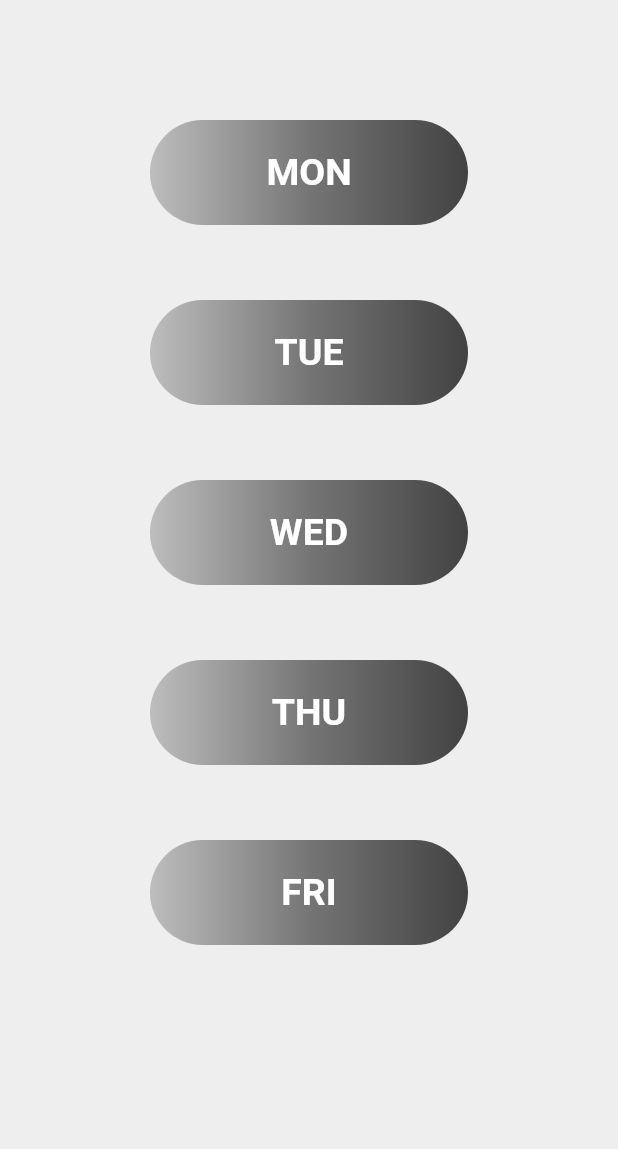
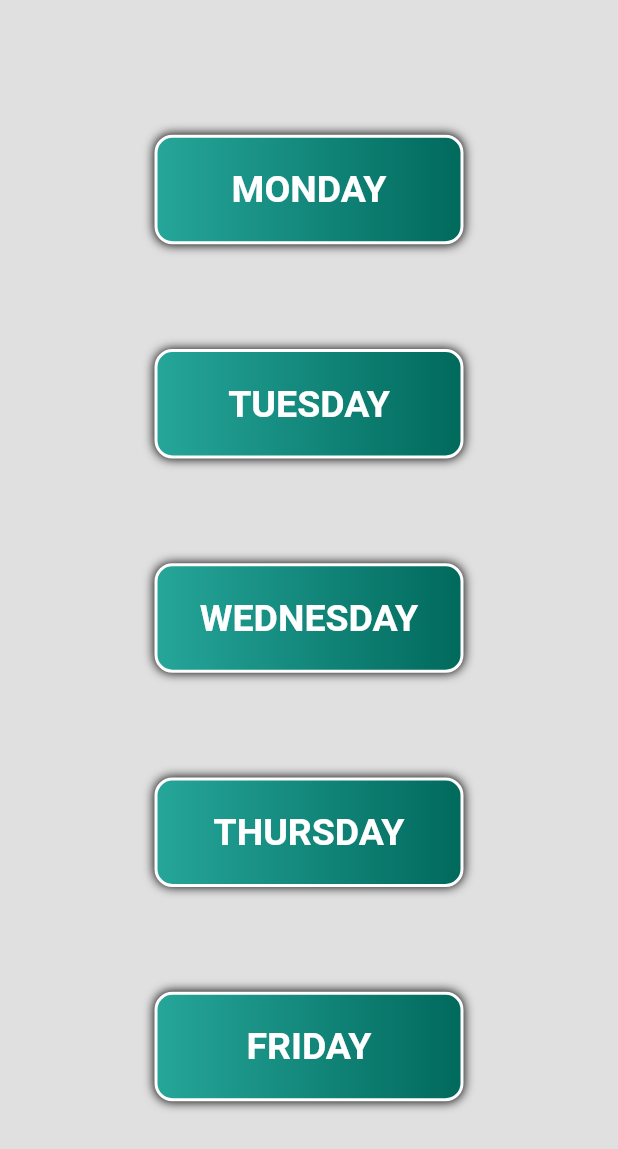
Before and after one commit to fuadmansoork/Go_To_Live, a Flutter app: the Days screen opened by its route, on a phone screen of 412 x 824 dp. Shown: the top 1149 px of the screen. Run offline on Flutter 3.47's test engine with Material 2 defaults, Android fonts, the phone set to English and light mode, and no system bars; our stand-ins replace google_fonts, sqflite, toggle_switch; accounts and stored records are empty.

Commit message:
main page modified

```diff
--- a/GoToLive/lib/Days/monday/input.dart
+++ b/GoToLive/lib/Days/monday/input.dart
@@ -29,7 +29,7 @@ class _InputFormState extends State<InputForm> {
   @override
   Widget build(BuildContext context) {
     return Scaffold(
-      //  resizeToAvoidBottomInset: false,
+      resizeToAvoidBottomInset: false,
       body: Container(
         decoration: BoxDecoration(
             gradient: new LinearGradient(
@@ -97,7 +97,8 @@ class _InputFormState extends State<InputForm> {
                                         focusedBorder: OutlineInputBorder(
                                             borderSide: BorderSide(
                                                 color: Colors.grey[700])),
-                                        labelText: "Classrom link",
+                                        labelText:
+                                            "Paste your class room link here",
                                         labelStyle: TextStyle(fontSize: 15),
                                         hintText: "https://example.com",
                                         border: OutlineInputBorder(
--- a/GoToLive/lib/Days/monday/monday.dart
+++ b/GoToLive/lib/Days/monday/monday.dart
@@ -220,8 +220,25 @@ class _MondayState extends State<Monday> {
                                             "Unable to launch URL",
                                             style: TextStyle(color: Colors.red),
                                           ),
-                                          content: Text(
-                                              "Verify that you entered a valid url"),
+                                          content: Container(
+                                            height: MediaQuery.of(context)
+                                                    .size
+                                                    .height *
+                                                0.2,
+                                            child: Column(
+                                              crossAxisAlignment:
+                                                  CrossAxisAlignment.start,
+                                              children: [
+                                                Text(
+                                                    "Verify that you entered a valid url"),
+                                                SizedBox(
+                                                  height: 10,
+                                                ),
+                                                Text(
+                                                    "Make sure that you added https:// or http:// in your url")
+                                              ],
+                                            ),
+                                          ),
                                         ),
                                       );
                                     }
--- a/GoToLive/lib/Days/monday/update.dart
+++ b/GoToLive/lib/Days/monday/update.dart
@@ -48,6 +48,7 @@ class _UpdateFormState extends State<UpdateForm> {
   @override
   Widget build(BuildContext context) {
     return Scaffold(
+      resizeToAvoidBottomInset: false,
       backgroundColor: Colors.grey,
       body: Center(
         child: Container(
@@ -85,6 +86,7 @@ class _UpdateFormState extends State<UpdateForm> {
                                     }
                                   },
                                   decoration: InputDecoration(
+                                    hintText: "Subject name",
                                     focusedBorder: OutlineInputBorder(
                                         borderSide: BorderSide(
                                             color: Colors.grey[700])),
@@ -105,6 +107,9 @@ class _UpdateFormState extends State<UpdateForm> {
                                     print(url);
                                   },
                                   decoration: InputDecoration(
+                                      hintText:
+                                          "Paste your class room link here",
+                                      hintStyle: TextStyle(fontSize: 15),
                                       focusedBorder: OutlineInputBorder(
                                           borderSide: BorderSide(
                                               color: Colors.grey[700])),
--- a/GoToLive/lib/HomePage/Days.dart
+++ b/GoToLive/lib/HomePage/Days.dart
@@ -2,27 +2,20 @@ import 'package:GoToLive/Days/monday/monday.dart';
 import 'package:flutter/material.dart';
 
 class Days extends StatelessWidget {
-  const Days({Key key}) : super(key: key);
-
   @override
   Widget build(BuildContext context) {
     return Scaffold(
-        backgroundColor: Colors.grey[200],
-        body: SingleChildScrollView(
-            child: Column(children: [
-          Column(
+      backgroundColor: Colors.grey[300],
+      body: Container(
+        padding: EdgeInsets.all(20),
+        height: MediaQuery.of(context).size.height,
+        child: Center(
+          child: Column(
+            mainAxisAlignment: MainAxisAlignment.spaceEvenly,
+            crossAxisAlignment: CrossAxisAlignment.center,
             children: [
-              Stack(children: [
-                Container(
-                  width: MediaQuery.of(context).size.width,
-                  height: MediaQuery.of(context).size.height,
-                ),
-                Wrap(
-                    alignment: WrapAlignment.end,
-                    spacing: 50,
-                    runSpacing: 50,
-                    children: [
-                      GestureDetector(
+              InkWell(
+                splashColor: Colors.red,
                 onTap: () {
                   Navigator.push(
                       context,
@@ -33,30 +26,31 @@ class Days extends StatelessWidget {
                         ),
                       ));
                 },
-                        child: Padding(
-                          padding: const EdgeInsets.only(
-                              top: 80, right: 100, left: 100),
                 child: Container(
-                              width: MediaQuery.of(context).size.width,
-                              height: 70,
+                  width: MediaQuery.of(context).size.width * 0.5,
                   decoration: BoxDecoration(
-                                color: Colors.blueGrey[100],
-                                borderRadius: BorderRadius.circular(300),
-                                gradient: LinearGradient(colors: <Color>[
-                                  Colors.grey[400],
-                                  Colors.grey[600],
-                                  Colors.grey[800]
-                                ]),
+                      boxShadow: [
+                        BoxShadow(
+                          color: Colors.black,
+                          blurRadius: 5.0,
                         ),
+                      ],
+                      gradient: LinearGradient(
+                          colors: [Colors.teal[400], Colors.teal[800]]),
+                      border: Border.all(color: Colors.white, width: 2),
+                      borderRadius: BorderRadius.circular(12)),
+                  padding: EdgeInsets.symmetric(vertical: 20, horizontal: 20),
                   child: Center(
-                                  child: Text('MON',
+                      child: Text(
+                    "MONDAY",
                     style: TextStyle(
+                        fontSize: 25,
                         color: Colors.white,
-                                          fontSize: 25,
-                                          fontWeight: FontWeight.bold)))),
+                        fontWeight: FontWeight.bold),
+                  )),
                 ),
               ),
-                      GestureDetector(
+              InkWell(
                 onTap: () {
                   Navigator.push(
                       context,
@@ -67,29 +61,31 @@ class Days extends StatelessWidget {
                         ),
                       ));
                 },
-                        child: Padding(
-                          padding: const EdgeInsets.symmetric(horizontal: 100),
                 child: Container(
-                              height: 70,
-                              width: MediaQuery.of(context).size.width,
+                  width: MediaQuery.of(context).size.width * 0.5,
                   decoration: BoxDecoration(
-                                color: Colors.grey,
-                                borderRadius: BorderRadius.circular(300),
-                                gradient: LinearGradient(colors: <Color>[
-                                  Colors.grey[400],
-                                  Colors.grey[600],
-                                  Colors.grey[800]
-                                ]),
+                      boxShadow: [
+                        BoxShadow(
+                          color: Colors.black,
+                          blurRadius: 5.0,
                         ),
+                      ],
+                      gradient: LinearGradient(
+                          colors: [Colors.teal[400], Colors.teal[800]]),
+                      border: Border.all(color: Colors.white, width: 2),
+                      borderRadius: BorderRadius.circular(12)),
+                  padding: EdgeInsets.symmetric(vertical: 20, horizontal: 20),
                   child: Center(
-                                  child: Text('TUE',
+                      child: Text(
+                    "TUESDAY",
                     style: TextStyle(
+                        fontSize: 25,
                         color: Colors.white,
-                                          fontSize: 25,
-                                          fontWeight: FontWeight.bold)))),
+                        fontWeight: FontWeight.bold),
+                  )),
                 ),
               ),
-                      GestureDetector(
+              InkWell(
                 onTap: () {
                   Navigator.push(
                       context,
@@ -100,29 +96,29 @@ class Days extends StatelessWidget {
                         ),
                       ));
                 },
-                        child: Padding(
-                          padding: const EdgeInsets.only(left: 100, right: 100),
                 child: Container(
-                              width: MediaQuery.of(context).size.width,
-                              height: 70,
+                  width: MediaQuery.of(context).size.width * 0.5,
                   decoration: BoxDecoration(
-                                color: Colors.grey,
-                                borderRadius: BorderRadius.circular(300),
-                                gradient: LinearGradient(colors: <Color>[
-                                  Colors.grey[400],
-                                  Colors.grey[600],
-                                  Colors.grey[800]
-                                ]),
+                      boxShadow: [
+                        BoxShadow(
+                          color: Colors.black,
+                          blurRadius: 5.0,
                         ),
+                      ],
+                      gradient: LinearGradient(
+                          colors: [Colors.teal[400], Colors.teal[800]]),
+                      border: Border.all(color: Colors.white, width: 2),
+                      borderRadius: BorderRadius.circular(12)),
+                  padding: EdgeInsets.symmetric(vertical: 20, horizontal: 20),
                   child: Center(
-                                  child: Text('WED',
+                      child: Text("WEDNESDAY",
                           style: TextStyle(
+                              fontSize: 25,
                               color: Colors.white,
-                                          fontSize: 25,
-                                          fontWeight: FontWeight.bold)))),
+                              fontWeight: FontWeight.bold))),
                 ),
               ),
-                      GestureDetector(
+              InkWell(
                 onTap: () {
                   Navigator.push(
                       context,
@@ -133,29 +129,29 @@ class Days extends StatelessWidget {
                         ),
                       ));
                 },
-                        child: Padding(
-                          padding: const EdgeInsets.only(left: 100, right: 100),
                 child: Container(
-                              width: MediaQuery.of(context).size.width,
-                              height: 70,
+                  width: MediaQuery.of(context).size.width * 0.5,
                   decoration: BoxDecoration(
-                                color: Colors.grey,
-                                borderRadius: BorderRadius.circular(300),
-                                gradient: LinearGradient(colors: <Color>[
-                                  Colors.grey[400],
-                                  Colors.grey[600],
-                                  Colors.grey[800]
-                                ]),
+                      boxShadow: [
+                        BoxShadow(
+                          color: Colors.black,
+                          blurRadius: 5.0,
                         ),
+                      ],
+                      gradient: LinearGradient(
+                          colors: [Colors.teal[400], Colors.teal[800]]),
+                      border: Border.all(color: Colors.white, width: 2),
+                      borderRadius: BorderRadius.circular(12)),
+                  padding: EdgeInsets.symmetric(vertical: 20, horizontal: 20),
                   child: Center(
-                                  child: Text('THU',
+                      child: Text("THURSDAY",
                           style: TextStyle(
+                              fontSize: 25,
                               color: Colors.white,
-                                          fontSize: 25,
-                                          fontWeight: FontWeight.bold)))),
+                              fontWeight: FontWeight.bold))),
                 ),
               ),
-                      GestureDetector(
+              InkWell(
                 onTap: () {
                   Navigator.push(
                       context,
@@ -166,32 +162,32 @@ class Days extends StatelessWidget {
                         ),
                       ));
                 },
-                        child: Padding(
-                          padding: const EdgeInsets.only(left: 100, right: 100),
                 child: Container(
-                              width: MediaQuery.of(context).size.width,
-                              height: 70,
+                  width: MediaQuery.of(context).size.width * 0.5,
                   decoration: BoxDecoration(
-                                color: Colors.grey,
-                                borderRadius: BorderRadius.circular(300),
-                                gradient: LinearGradient(colors: <Color>[
-                                  Colors.grey[400],
-                                  Colors.grey[600],
-                                  Colors.grey[800]
-                                ]),
+                      boxShadow: [
+                        BoxShadow(
+                          color: Colors.black,
+                          blurRadius: 5.0,
                         ),
+                      ],
+                      gradient: LinearGradient(
+                          colors: [Colors.teal[400], Colors.teal[800]]),
+                      border: Border.all(color: Colors.white, width: 2),
+                      borderRadius: BorderRadius.circular(12)),
+                  padding: EdgeInsets.symmetric(vertical: 20, horizontal: 20),
                   child: Center(
-                                  child: Text('FRI',
+                      child: Text("FRIDAY",
                           style: TextStyle(
+                              fontSize: 25,
                               color: Colors.white,
-                                          fontSize: 25,
-                                          fontWeight: FontWeight.bold)))),
+                              fontWeight: FontWeight.bold))),
                 ),
               ),
-                    ]),
-              ])
             ],
-          )
-        ])));
+          ),
+        ),
+      ),
+    );
   }
 }
```
Also changed, not shown: GoToLive/lib/main.dart (+11 -7 lines). Lines whose indentation alone changed are shown as unchanged.
